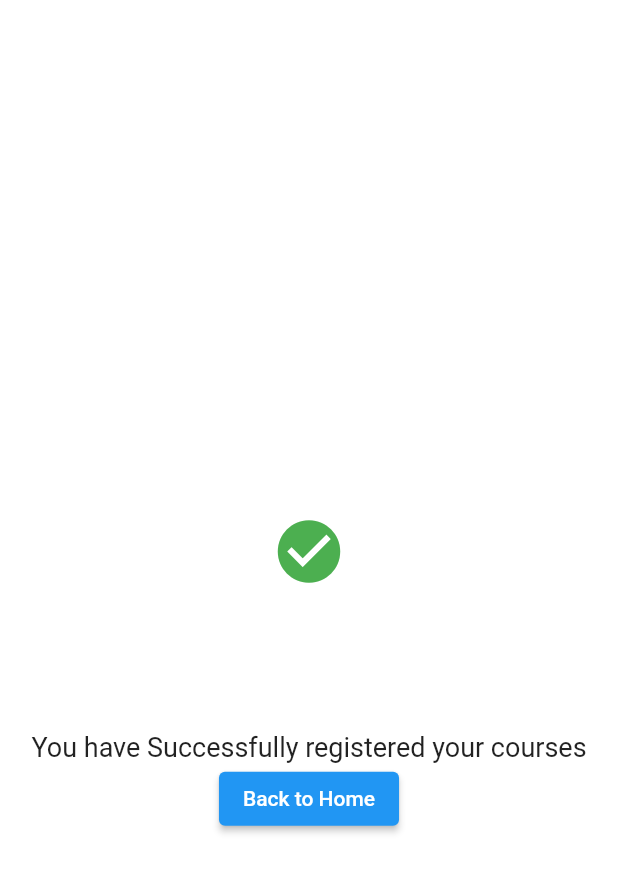
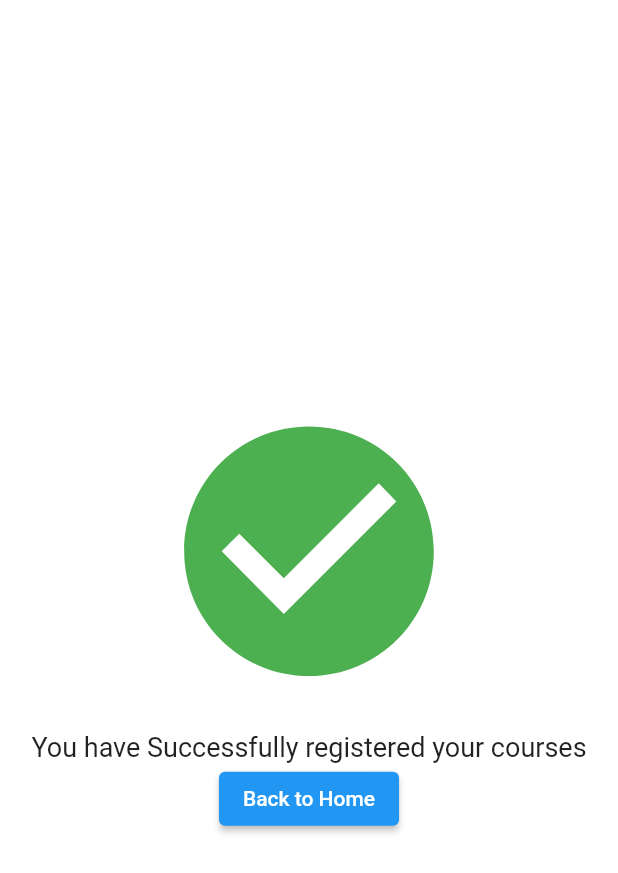
Before and after one commit to Giddy111/Course-Registration-Module, a Flutter app: the ConfirmationScreen screen opened directly, on a phone screen of 412 x 824 dp. Shown: the top 873 px of the screen. Run offline on Flutter 3.47's test engine with Material 2 defaults, Android fonts, the phone set to English and light mode, and no system bars; our stand-ins replace flutter_spinkit, snippet_coder_utils.

Commit message:
Final Commits

```diff
--- a/lib/home/confirmation screen.dart
+++ b/lib/home/confirmation screen.dart
@@ -27,7 +27,7 @@ class _ConfirmationScreenState extends State<ConfirmationScreen> {
                 child: Icon(
                   Icons.check_circle,
                   color: Colors.green,
-                  size: 50,
+                  size: 200,
                 ),
               ),
               kSizedBox,
--- a/pubspec.yaml
+++ b/pubspec.yaml
@@ -22,7 +22,13 @@ dependencies:
 dev_dependencies:
   flutter_test:
     sdk: flutter
+  flutter_launcher_icons: ^0.11.0
 
+flutter_icons:
+  android: true
+  ios: true
+  image_path: "assets/icon/Frame 1.png"
+  remove_alpha_ios: true
 
   flutter_lints: ^2.0.0
 
```
Also changed, not shown: assets/icon/Frame 1.png (added), assets/images/Frame 1.png (added), pubspec.lock, 27 other files.
